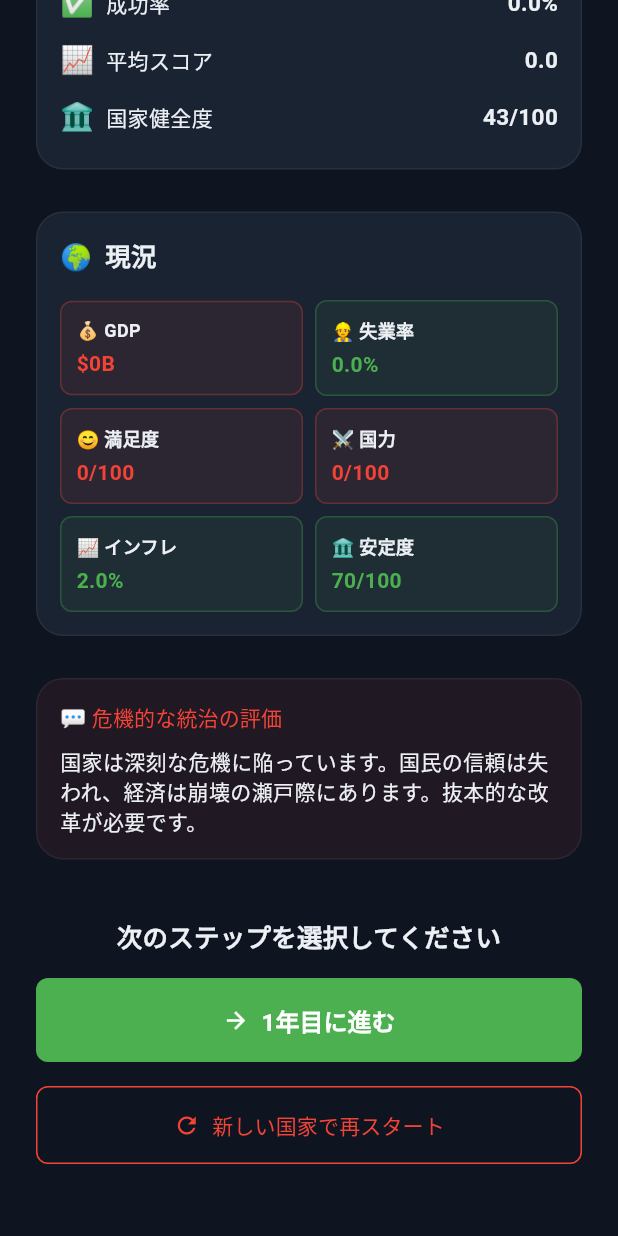
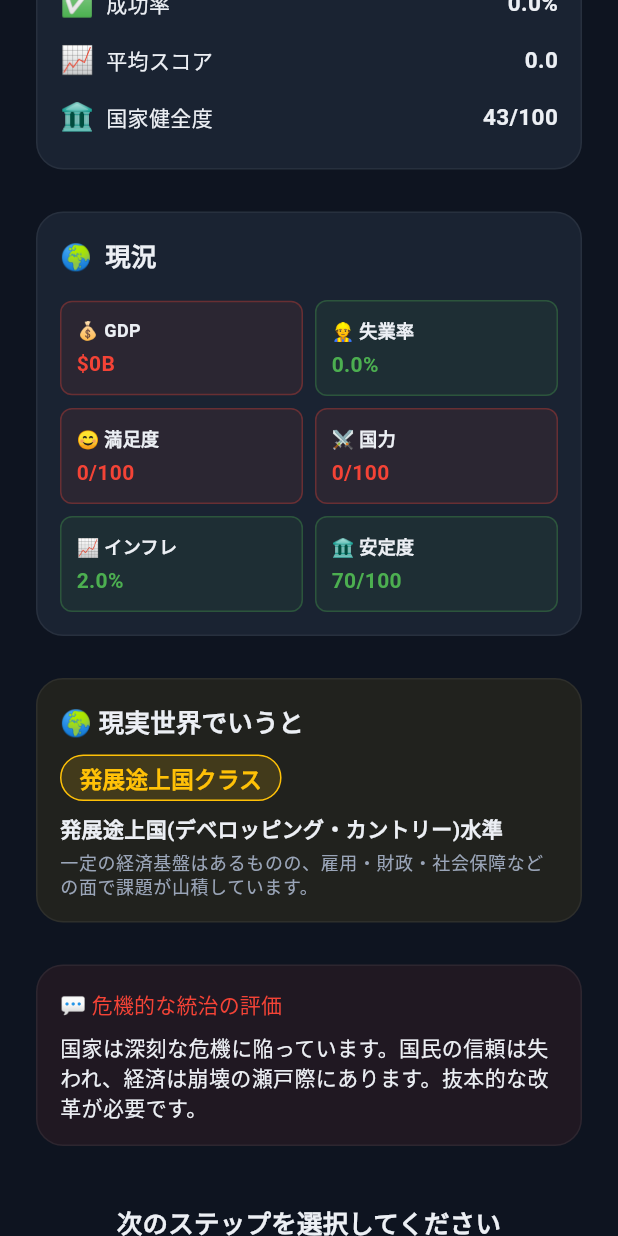
Before and after one commit to zka32101/government-simulator, a Flutter app: the YearEndScreen screen opened directly with empty values, scrolled down 398 dp, on a phone screen of 412 x 824 dp. Run offline on Flutter 3.47's test engine with Material 3 defaults, Android fonts, the phone set to English and light mode, and no system bars; our stand-ins replace cloud_firestore, dio, firebase_auth, firebase_core, fl_chart, flutter_riverpod and 1 more; missing offline and left inert: purchases_flutter; accounts and stored records are empty; generated files the repository leaves out were written again; network calls fail.

Commit message:
ふりかえりに現実世界の国家水準比較（国家評価ティア）を追加
ユーザー要望「ふりかえりで、国家運営を評価、現実だとどの国ぐらいの評価
（先進国、など）をする」に対応。

新規モデル CountryTier (lib/models/country_tier.dart):
- CountryStatus から複合スコア(0-100)を算出し、5段階のティアを判定する
  - 先進国クラス (>=75): G7・OECD加盟国水準
  - 新興国クラス (>=55): エマージング・マーケット水準
  - 発展途上国クラス (>=35)
  - 後発開発途上国クラス (>=15): 国連分類のLDCに相当
  - 破綻国家クラス (<15): Fragile States Index最上位の危機国水準
- 複合スコアは既存の healthScore（GDP・雇用・満足度・安定度）に加え、
  財政（対GDP債務比）と物価安定性（インフレ率の適正からの乖離）も加味
  した、より現実の格付けに近い指標
- インフレ・財政・失業・安定度が閾値を超えた場合の個別警告
  （ハイパーインフレ/財政破綻リスク/雇用危機/統治基盤崩壊）も付加
- 特定の国・地域を名指しして序列化することは避け、G7/OECD/LDC/
  Fragile States Index など実在の分類用語・指標名を用いて表現した

UI統合:
- YearEndScreen（年次ふりかえり）に「🌍 現実世界でいうと」カードを追加
- EndingScreen（引退時の最終ふりかえり）にも同様のカードを追加

検証: ローカルにFlutter SDKが無いため、波括弧・丸括弧・角括弧の対応数
確認（差分すべて0）、import使用箇所の確認、既存テストとの非干渉確認
（test/にはYearEndScreen/EndingScreenへの参照なし）を実施。手動で
ゲーム開始時の初期値・最良値・最悪値でスコア算出をシミュレーションし、
ティア境界が妥当な範囲に収まることを確認した。

```diff
--- /dev/null
+++ b/government_simulator/lib/models/country_tier.dart
@@ -0,0 +1,143 @@
+import 'package:flutter/material.dart';
+import 'package:government_simulator/models/country_status.dart';
+
+/// 現実世界の国家分類になぞらえた統治水準のティア。
+///
+/// 呼称は国連(LDC)やIMF/世界銀行(先進国・新興国)などで実際に使われている
+/// 分類用語をベースにしており、特定の国・地域を名指しして序列化すること
+/// は避けている。
+enum CountryTierLevel {
+  advanced, // 先進国 (Advanced economy)
+  emerging, // 新興国 (Emerging market)
+  developing, // 発展途上国 (Developing country)
+  leastDeveloped, // 後発開発途上国 (LDC)
+  fragile, // 破綻国家・紛争影響国 (Fragile state)
+}
+
+/// 現実の国家分類になぞらえた、あなたの国家の統治水準の評価。
+class CountryTier {
+  final CountryTierLevel level;
+  final String label;
+
+  /// 「〜クラス」の一言比較。
+  final String comparison;
+  final String description;
+  final Color color;
+
+  /// GDP・財政・物価などの個別の懸念事項（該当時のみ）。
+  final List<String> warnings;
+
+  const CountryTier({
+    required this.level,
+    required this.label,
+    required this.comparison,
+    required this.description,
+    required this.color,
+    this.warnings = const [],
+  });
+
+  /// [CountryStatus] から総合スコア（0-100）を算出し、ティアを判定する。
+  ///
+  /// healthScore（GDP・雇用・満足度・安定度の均等平均）に加えて、財政
+  /// （対GDP債務比）と物価安定性（インフレ率の適正からの乖離）も加味した、
+  /// より現実の国家格付けに近い複合指標を用いる。
+  static double compositeScore(CountryStatus status) {
+    final gdpScore = (status.gdp / 100).clamp(0, 100).toDouble();
+    final employmentScore =
+        ((100 - status.unemployment) / 100 * 100).clamp(0, 100).toDouble();
+    // 債務対GDP比 60% を健全ラインとし、200% で 0 点になるよう線形減点。
+    final fiscalScore =
+        (100 - (status.publicDebt - 60).clamp(0, 140) / 140 * 100)
+            .clamp(0, 100)
+            .toDouble();
+    // インフレ率は 2% 前後が理想。そこからの乖離が大きいほど減点。
+    final priceStabilityScore =
+        (100 - (status.inflationRate - 2).abs().clamp(0, 20) / 20 * 100)
+            .clamp(0, 100)
+            .toDouble();
+
+    return gdpScore * 0.30 +
+        employmentScore * 0.15 +
+        status.satisfaction * 0.15 +
+        status.stability * 0.15 +
+        fiscalScore * 0.15 +
+        priceStabilityScore * 0.10;
+  }
+
+  static CountryTier evaluate(CountryStatus status) {
+    final composite = compositeScore(status);
+    final warnings = _collectWarnings(status);
+
+    if (composite >= 75) {
+      return CountryTier(
+        level: CountryTierLevel.advanced,
+        label: '先進国クラス',
+        comparison: 'G7・OECD加盟国のような先進国水準',
+        description: '経済規模・雇用・財政・社会の安定がいずれも高水準で両立しています。'
+            '現実の「先進国」と呼べる統治実績です。',
+        color: const Color(0xFF2196F3),
+        warnings: warnings,
+      );
+    } else if (composite >= 55) {
+      return CountryTier(
+        level: CountryTierLevel.emerging,
+        label: '新興国クラス',
+        comparison: '急成長を続ける新興国(エマージング・マーケット)水準',
+        description: '着実な発展軌道にありますが、先進国入りにはさらなる改善が必要です。',
+        color: const Color(0xFF4CAF50),
+        warnings: warnings,
+      );
+    } else if (composite >= 35) {
+      return CountryTier(
+        level: CountryTierLevel.developing,
+        label: '発展途上国クラス',
+        comparison: '発展途上国(デベロッピング・カントリー)水準',
+        description: '一定の経済基盤はあるものの、雇用・財政・社会保障などの面で'
+            '課題が山積しています。',
+        color: const Color(0xFFFFC107),
+        warnings: warnings,
+      );
+    } else if (composite >= 15) {
+      return CountryTier(
+        level: CountryTierLevel.leastDeveloped,
+        label: '後発開発途上国クラス',
+        comparison: '国連分類でいう後発開発途上国(LDC)相当の水準',
+        description: '経済・社会基盤が脆弱で、国際社会の支援なしには自立が困難な'
+            '状況に近づいています。',
+        color: const Color(0xFFFF9800),
+        warnings: warnings,
+      );
+    } else {
+      return CountryTier(
+        level: CountryTierLevel.fragile,
+        label: '破綻国家クラス',
+        comparison: '破綻国家指数(Fragile States Index)で最上位の危機国水準',
+        description: '国家としての基本機能が著しく損なわれています。抜本的な立て直しが'
+            '急務です。',
+        color: const Color(0xFFF44336),
+        warnings: warnings,
+      );
+    }
+  }
+
+  static List<String> _collectWarnings(CountryStatus status) {
+    final warnings = <String>[];
+    if (status.inflationRate >= 10) {
+      warnings.add(
+          '⚠️ ハイパーインフレの兆候（インフレ率${status.inflationRate.toStringAsFixed(1)}%）');
+    } else if (status.inflationRate <= -2) {
+      warnings.add(
+          '⚠️ デフレスパイラルの懸念（インフレ率${status.inflationRate.toStringAsFixed(1)}%）');
+    }
+    if (status.publicDebt >= 150) {
+      warnings.add('⚠️ 財政破綻リスク（債務対GDP比${status.publicDebt.toStringAsFixed(0)}%）');
+    }
+    if (status.unemployment >= 15) {
+      warnings.add('⚠️ 深刻な雇用危機（失業率${status.unemployment.toStringAsFixed(1)}%）');
+    }
+    if (status.stability <= 25) {
+      warnings.add('⚠️ 統治基盤の崩壊リスク（安定度${status.stability.toStringAsFixed(0)}/100）');
+    }
+    return warnings;
+  }
+}
--- a/government_simulator/lib/screens/ending_screen.dart
+++ b/government_simulator/lib/screens/ending_screen.dart
@@ -1,6 +1,7 @@
 import 'package:flutter/material.dart';
 import 'package:government_simulator/models/game_session.dart';
 import 'package:government_simulator/models/ending.dart';
+import 'package:government_simulator/models/country_tier.dart';
 import 'package:government_simulator/utils/app_theme.dart';
 import 'package:government_simulator/widgets/history_book_button.dart';
 
@@ -46,6 +47,7 @@ class _EndingScreenState extends State<EndingScreen>
   Widget build(BuildContext context) {
     final s = widget.session;
     final ending = Ending.determine(s.status, s.status.factions);
+    final tier = CountryTier.evaluate(s.status);
 
     return Scaffold(
       body: Container(
@@ -136,6 +138,57 @@ class _EndingScreenState extends State<EndingScreen>
                     ],
                   ),
                 ),
+                const SizedBox(height: 20),
+
+                Container(
+                  width: double.infinity,
+                  padding: const EdgeInsets.all(18),
+                  decoration: BoxDecoration(
+                    color: tier.color.withOpacity(0.12),
+                    borderRadius: BorderRadius.circular(16),
+                    border: Border.all(color: tier.color.withOpacity(0.5)),
+                  ),
+                  child: Column(
+                    crossAxisAlignment: CrossAxisAlignment.start,
+                    children: [
+                      const Text('🌍 現実世界でいうと',
+                          style: TextStyle(
+                              fontSize: 13,
+                              fontWeight: FontWeight.bold,
+                              color: AppTheme.textSecondary)),
+                      const SizedBox(height: 8),
+                      Text(tier.label,
+                          style: TextStyle(
+                              fontSize: 18,
+                              fontWeight: FontWeight.bold,
+                              color: tier.color)),
+                      const SizedBox(height: 6),
+                      Text(tier.comparison,
+                          style: const TextStyle(
+                              fontSize: 13,
+                              fontWeight: FontWeight.bold,
+                              color: AppTheme.textPrimary)),
+                      const SizedBox(height: 4),
+                      Text(tier.description,
+                          style: const TextStyle(
+                              fontSize: 12,
+                              color: AppTheme.textSecondary,
+                              height: 1.4)),
+                      if (tier.warnings.isNotEmpty) ...[
+                        const SizedBox(height: 8),
+                        ...tier.warnings.map(
+                          (w) => Padding(
+                            padding: const EdgeInsets.symmetric(vertical: 2),
+                            child: Text(w,
+                                style: const TextStyle(
+                                    fontSize: 11, color: Color(0xFFF44336))),
+                          ),
+                        ),
+                      ],
+                    ],
+                  ),
+                ),
+
                 const SizedBox(height: 28),
 
                 if (widget.onGenerateHistoryBook != null) ...[
--- a/government_simulator/lib/screens/year_end_screen.dart
+++ b/government_simulator/lib/screens/year_end_screen.dart
@@ -1,6 +1,7 @@
 import 'package:flutter/material.dart';
 import 'package:government_simulator/models/game_session.dart';
 import 'package:government_simulator/models/decision.dart';
+import 'package:government_simulator/models/country_tier.dart';
 import 'package:government_simulator/utils/constants.dart';
 
 class YearEndScreen extends StatelessWidget {
@@ -29,6 +30,7 @@ class YearEndScreen extends StatelessWidget {
     final successRate = session.successRate;
 
     final evaluation = _getYearEvaluation(status.healthScore, successRate);
+    final tier = CountryTier.evaluate(status);
 
     return Scaffold(
       body: SafeArea(
@@ -127,6 +129,71 @@ class YearEndScreen extends StatelessWidget {
                       ),
                       const SizedBox(height: AppConstants.paddingM),
                       _StatusGrid(status: status),
+                    ],
+                  ),
+                ),
+              ),
+
+              const SizedBox(height: AppConstants.paddingM),
+
+              // 現実世界の国家水準になぞらえた評価
+              Card(
+                color: tier.color.withOpacity(0.08),
+                child: Padding(
+                  padding: const EdgeInsets.all(AppConstants.paddingM),
+                  child: Column(
+                    crossAxisAlignment: CrossAxisAlignment.start,
+                    children: [
+                      Text(
+                        '🌍 現実世界でいうと',
+                        style: Theme.of(context).textTheme.titleMedium,
+                      ),
+                      const SizedBox(height: AppConstants.paddingS),
+                      Container(
+                        padding: const EdgeInsets.symmetric(
+                            horizontal: 12, vertical: 4),
+                        decoration: BoxDecoration(
+                          color: tier.color.withOpacity(0.15),
+                          borderRadius: BorderRadius.circular(20),
+                          border: Border.all(color: tier.color),
+                        ),
+                        child: Text(
+                          tier.label,
+                          style: TextStyle(
+                            color: tier.color,
+                            fontWeight: FontWeight.bold,
+                            fontSize: 15,
+                          ),
+                        ),
+                      ),
+                      const SizedBox(height: AppConstants.paddingS),
+                      Text(
+                        tier.comparison,
+                        style: Theme.of(context)
+                            .textTheme
+                            .bodyMedium
+                            ?.copyWith(fontWeight: FontWeight.bold),
+                      ),
+                      const SizedBox(height: 4),
+                      Text(
+                        tier.description,
+                        style: Theme.of(context).textTheme.bodySmall,
+                      ),
+                      if (tier.warnings.isNotEmpty) ...[
+                        const SizedBox(height: AppConstants.paddingS),
+                        ...tier.warnings.map(
+                          (w) => Padding(
+                            padding: const EdgeInsets.symmetric(vertical: 2),
+                            child: Text(
+                              w,
+                              style: const TextStyle(
+                                fontSize: 12,
+                                color: Color(VisualConstants.colorDanger),
+                              ),
+                            ),
+                          ),
+                        ),
+                      ],
                     ],
                   ),
                 ),
```
